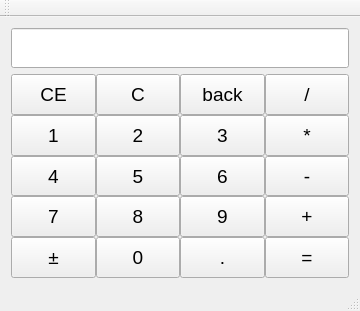
Before: the Qt Designer form mainwindow.ui in fingersnail/calFORprac, drawn with Qt 5.
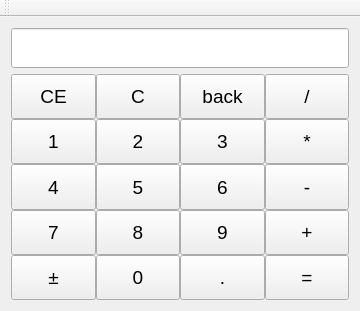
After: the same form once the commit is applied.

Commit message: 去掉状态栏，输入框文字右对齐

```diff
--- a/mainwindow.ui
+++ b/mainwindow.ui
@@ -416,7 +416,6 @@
     <bool>false</bool>
    </attribute>
   </widget>
-  <widget class="QStatusBar" name="statusBar"/>
  </widget>
  <layoutdefault spacing="6" margin="11"/>
  <resources/>
```
Left out of the diff: 9 changed lines with no effect on the pictures. The commit also changes 1 other file.
